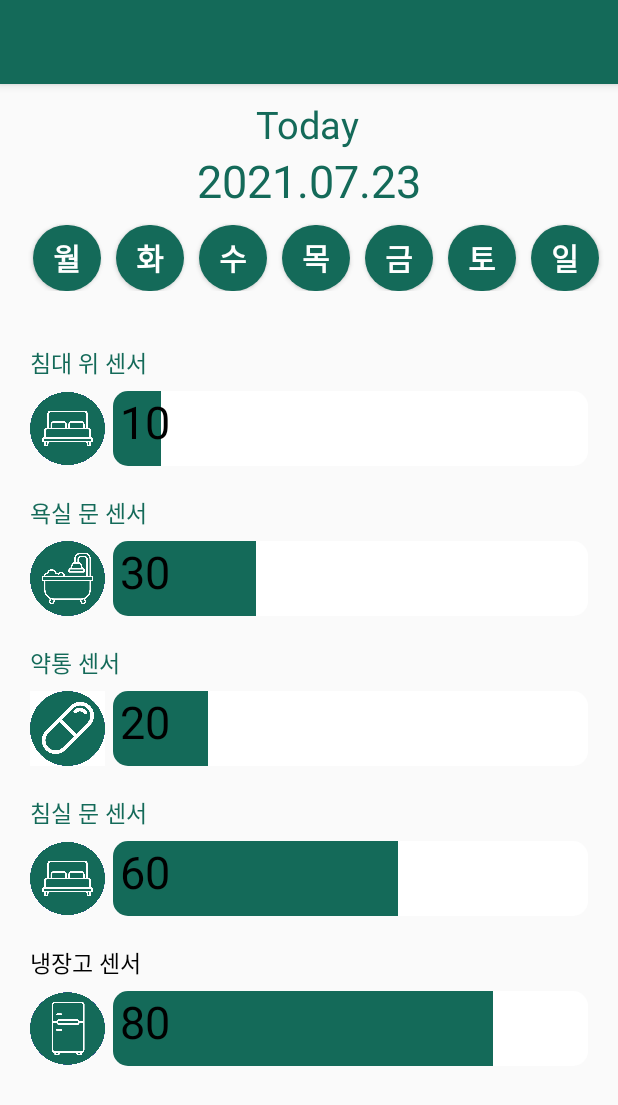
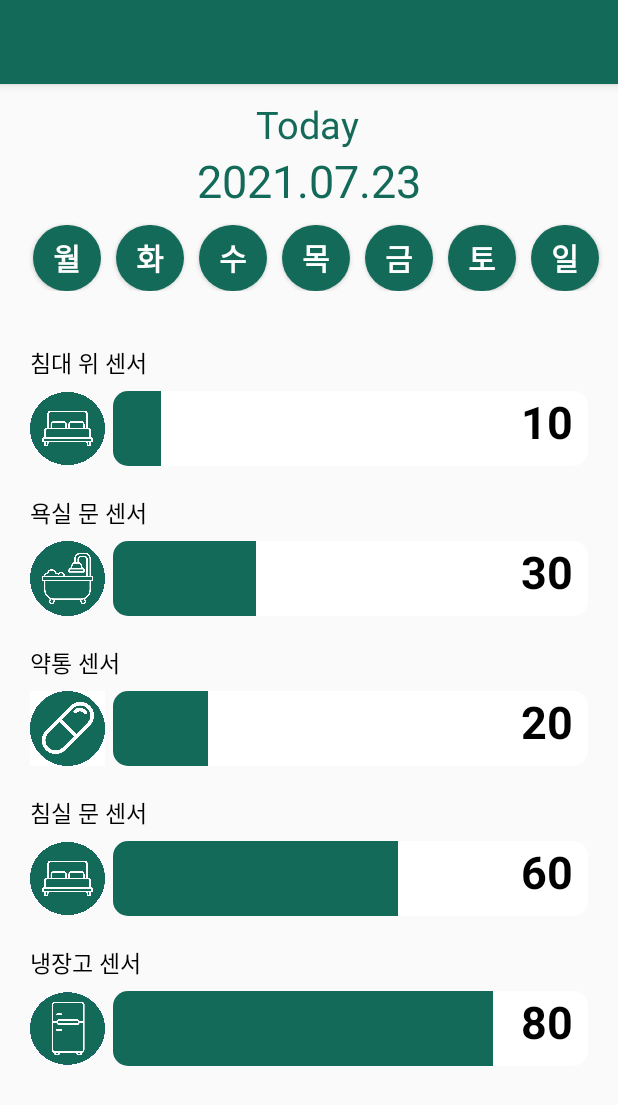
Before and after one commit to DOLBOMI/DOLBOMI_FRONT, an Android app: the LifePatternActivity screen opened directly, with no data from a screen before it, on a phone screen of 412 x 824 dp. Shown: the top 1105 px of the screen. Run offline under Robolectric (Android 15) with nearby library versions, the phone set to English and light mode, and no system bars.

Commit message:
feat: 글씨 위치 변경

```diff
--- a/app/src/main/res/layout/activity_life_pattern.xml
+++ b/app/src/main/res/layout/activity_life_pattern.xml
@@ -15,7 +15,6 @@
         android:theme="@style/ThemeOverlay.AppCompat.ActionBar"
         app:popupTheme="@style/ThemeOverlay.AppCompat.Light"
         tools:ignore="MissingConstraints" />
-
 
     <TextView
         android:id="@+id/todayTextView"
@@ -168,7 +167,7 @@
                     android:layout_marginLeft="20dp"
                     android:layout_marginBottom="7dp"
                     android:text="침대 위 센서"
-                    android:textColor="#146A59"
+                    android:textColor="@color/black"
                     android:textSize="15sp" />
 
                 <LinearLayout
@@ -202,15 +201,16 @@
                         </ProgressBar>
 
                         <TextView
+                            android:id="@+id/textView1"
                             android:layout_width="wrap_content"
                             android:layout_height="wrap_content"
-                            android:id="@+id/textView1"
+                            android:layout_marginRight="30dp"
+                            android:layout_gravity="right"
                             android:text="0"
+                            android:textStyle="bold"
                             android:textColor="@color/black"
-                            android:textSize="30sp"
-                            android:layout_marginLeft="10dp"/>
+                            android:textSize="30sp"/>
                     </FrameLayout>
-
 
                 </LinearLayout>
 
@@ -228,7 +228,7 @@
                     android:layout_marginLeft="20dp"
                     android:layout_marginBottom="7dp"
                     android:text="욕실 문 센서"
-                    android:textColor="#146A59"
+                    android:textColor="@color/black"
                     android:textSize="15sp" />
 
                 <LinearLayout
@@ -268,7 +268,9 @@
                             android:text="0"
                             android:textColor="@color/black"
                             android:textSize="30sp"
-                            android:layout_marginLeft="10dp"/>
+                            android:textStyle="bold"
+                            android:layout_marginRight="30dp"
+                            android:layout_gravity="right"/>
                     </FrameLayout>
 
                 </LinearLayout>
@@ -287,7 +289,7 @@
                     android:layout_marginLeft="20dp"
                     android:layout_marginBottom="7dp"
                     android:text="약통 센서"
-                    android:textColor="#146A59"
+                    android:textColor="@color/black"
                     android:textSize="15sp" />
 
                 <LinearLayout
@@ -327,7 +329,9 @@
                             android:text="0"
                             android:textColor="@color/black"
                             android:textSize="30sp"
-                            android:layout_marginLeft="10dp"/>
+                            android:textStyle="bold"
+                            android:layout_marginRight="30dp"
+                            android:layout_gravity="right"/>
                     </FrameLayout>
 
                 </LinearLayout>
@@ -346,8 +350,8 @@
                     android:layout_marginLeft="20dp"
                     android:layout_marginBottom="7dp"
                     android:text="침실 문 센서"
-                    android:textColor="#146A59"
-                    android:textSize="15sp" />
+                    android:textColor="@color/black"
+                    android:textSize="15sp"/>
 
                 <LinearLayout
                     android:layout_width="match_parent"
@@ -386,7 +390,9 @@
                             android:text="0"
                             android:textColor="@color/black"
                             android:textSize="30sp"
-                            android:layout_marginLeft="10dp"/>
+                            android:textStyle="bold"
+                            android:layout_marginRight="30dp"
+                            android:layout_gravity="right"/>
                     </FrameLayout>
 
                 </LinearLayout>
@@ -445,7 +451,9 @@
                             android:text="0"
                             android:textColor="@color/black"
                             android:textSize="30sp"
-                            android:layout_marginLeft="10dp"/>
+                            android:textStyle="bold"
+                            android:layout_marginRight="30dp"
+                            android:layout_gravity="right"/>
                     </FrameLayout>
 
                 </LinearLayout>
```
